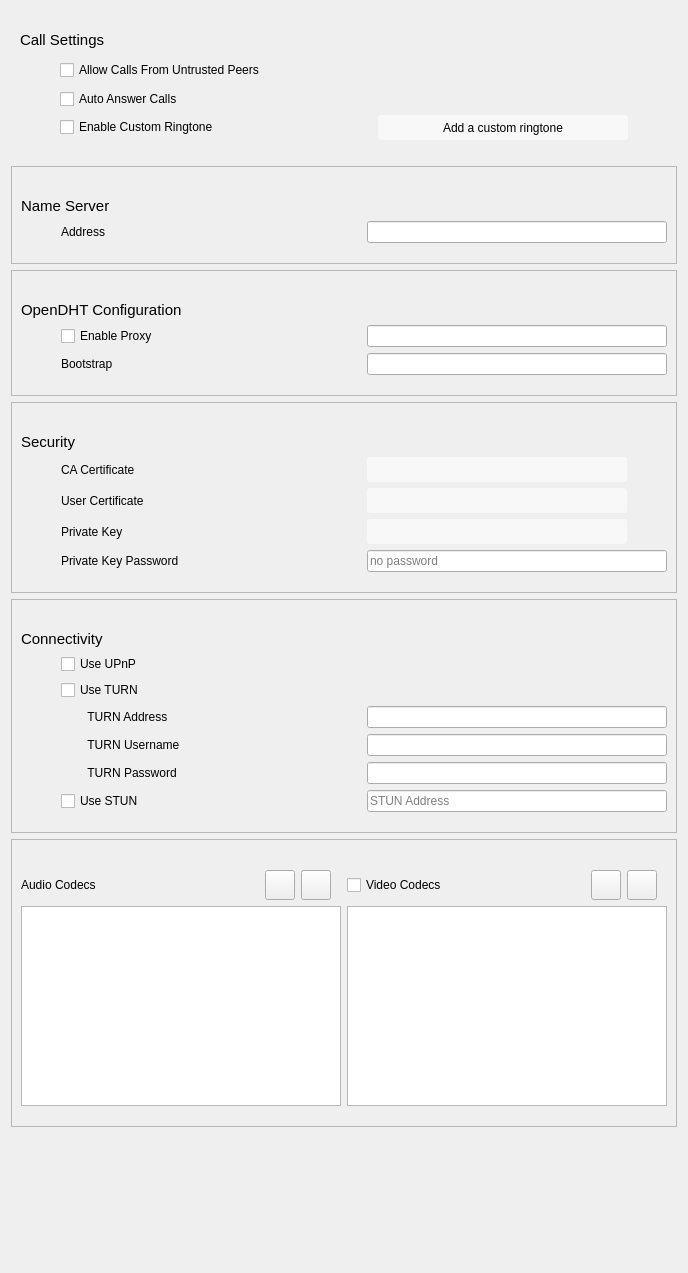
Above: advancedsettingswidget.ui from savoirfairelinux/jami-client-windows before the change. Below: the same form after it.
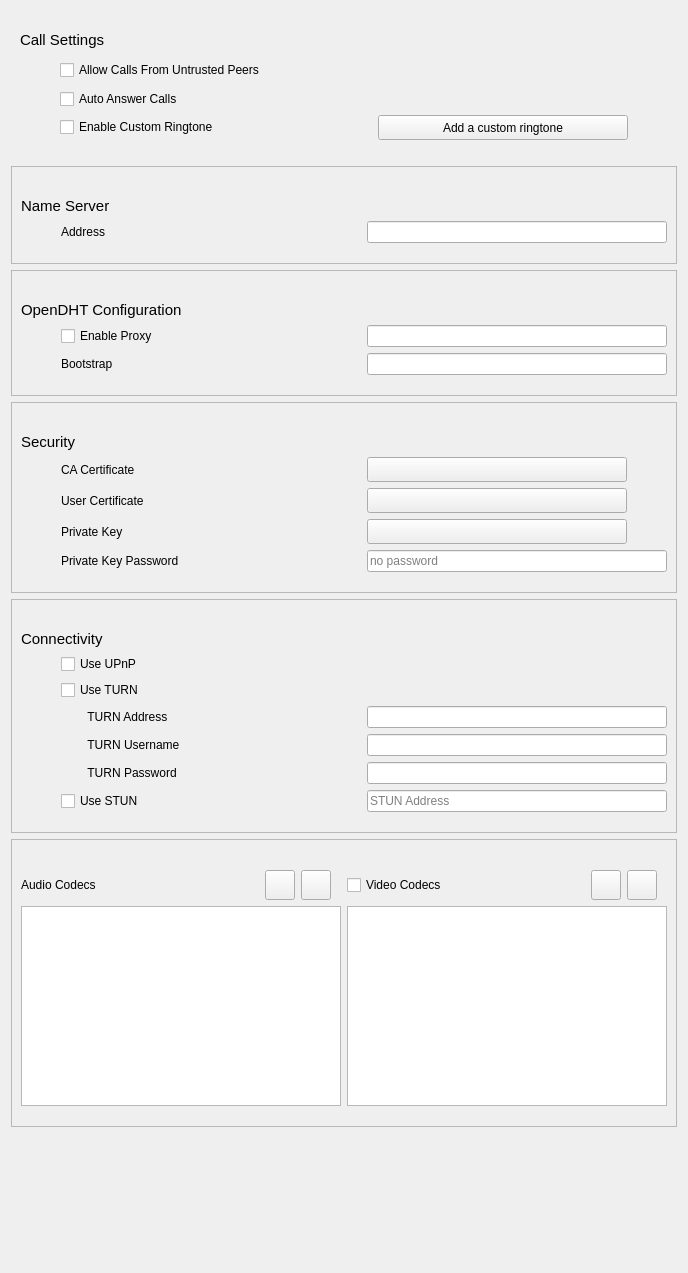
That is the form after the change. Icons and pictures are not drawn.

What changed in the file:
```diff
--- a/advancedsettingswidget.ui
+++ b/advancedsettingswidget.ui
@@ -13,15 +13,9 @@
   <property name="windowTitle">
    <string>Form</string>
   </property>
-  <property name="styleSheet">
-   <string notr="true"/>
-  </property>
   <layout class="QVBoxLayout" name="verticalLayout">
    <item>
     <widget class="QFrame" name="CallSettings">
-     <property name="styleSheet">
-      <string notr="true"/>
-     </property>
      <layout class="QVBoxLayout" name="verticalLayout_2">
       <property name="topMargin">
        <number>20</number>
@@ -113,9 +107,6 @@
               <pointsize>9</pointsize>
              </font>
             </property>
-            <property name="styleSheet">
-             <string notr="true">background: rgb(248, 248, 248); border-radius: 3px;</string>
-            </property>
             <property name="text">
              <string>Add a custom ringtone</string>
             </property>
@@ -532,9 +523,6 @@
             <property name="layoutDirection">
              <enum>Qt::LeftToRight</enum>
             </property>
-            <property name="styleSheet">
-             <string notr="true">background: rgb(248, 248, 248); border-radius: 3px;</string>
-            </property>
             <property name="text">
              <string/>
             </property>
@@ -580,9 +568,6 @@
             <property name="layoutDirection">
              <enum>Qt::LeftToRight</enum>
             </property>
-            <property name="styleSheet">
-             <string notr="true">background: rgb(248, 248, 248); border-radius: 3px;</string>
-            </property>
             <property name="text">
              <string/>
             </property>
@@ -628,9 +613,6 @@
             <property name="layoutDirection">
              <enum>Qt::LeftToRight</enum>
             </property>
-            <property name="styleSheet">
-             <string notr="true">background: rgb(248, 248, 248); border-radius: 3px;</string>
-            </property>
             <property name="text">
              <string/>
             </property>
```
Left out of the diff: 30 changed lines with no effect on the pictures.
